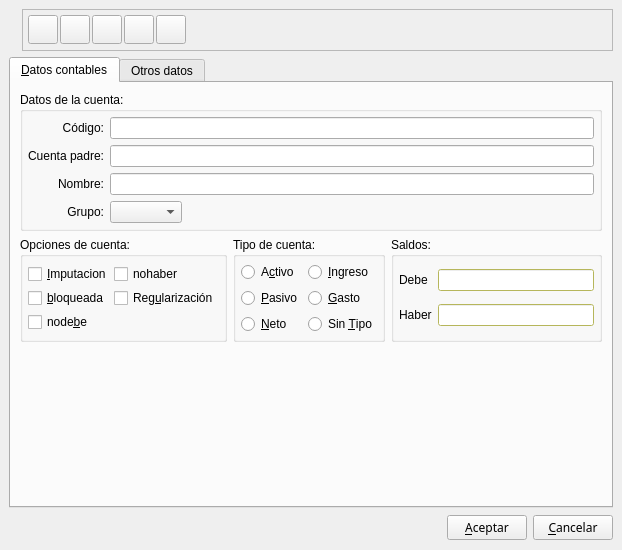
Before: the Qt Designer form bulmages/bulmacont/src/contabilidad/cuentabase.ui in eboladev/Bulmages-1, drawn with Qt 5.
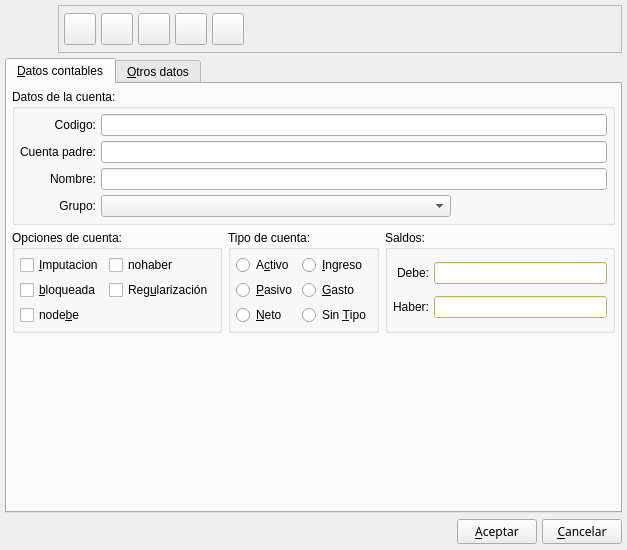
After: the same form once the commit is applied. Icons and pictures are not drawn.

```diff
--- a/bulmages/bulmacont/src/contabilidad/cuentabase.ui
+++ b/bulmages/bulmacont/src/contabilidad/cuentabase.ui
@@ -5,7 +5,7 @@
    <rect>
     <x>0</x>
     <y>0</y>
-    <width>622</width>
+    <width>627</width>
     <height>550</height>
    </rect>
   </property>
@@ -17,10 +17,10 @@
   </property>
   <layout class="QVBoxLayout" >
    <property name="margin" >
-    <number>9</number>
+    <number>5</number>
    </property>
    <property name="spacing" >
-    <number>6</number>
+    <number>5</number>
    </property>
    <item>
     <layout class="QHBoxLayout" >
@@ -28,7 +28,7 @@
       <number>0</number>
      </property>
      <property name="spacing" >
-      <number>6</number>
+      <number>5</number>
      </property>
      <item>
       <widget class="QLabel" name="pixmapLabel1" >
@@ -40,6 +40,18 @@
          <verstretch>0</verstretch>
         </sizepolicy>
        </property>
+       <property name="minimumSize" >
+        <size>
+         <width>48</width>
+         <height>48</height>
+        </size>
+       </property>
+       <property name="maximumSize" >
+        <size>
+         <width>48</width>
+         <height>48</height>
+        </size>
+       </property>
        <property name="pixmap" >
         <pixmap resource="../../../bulmages.qrc" >:/BulmaCont32x32/images/png/i_cuentas.xpm</pixmap>
        </property>
@@ -81,7 +93,7 @@
          <number>5</number>
         </property>
         <property name="spacing" >
-         <number>2</number>
+         <number>5</number>
         </property>
         <item>
          <widget class="QToolButton" name="mui_guardarasiento" >
@@ -93,6 +105,18 @@
             <verstretch>0</verstretch>
            </sizepolicy>
           </property>
+          <property name="minimumSize" >
+           <size>
+            <width>32</width>
+            <height>32</height>
+           </size>
+          </property>
+          <property name="maximumSize" >
+           <size>
+            <width>32</width>
+            <height>32</height>
+           </size>
+          </property>
           <property name="toolTip" >
            <string>Cerrar Asiento</string>
           </property>
@@ -126,6 +150,18 @@
             <verstretch>0</verstretch>
            </sizepolicy>
           </property>
+          <property name="minimumSize" >
+           <size>
+            <width>32</width>
+            <height>32</height>
+           </size>
+          </property>
+          <property name="maximumSize" >
+           <size>
+            <width>32</width>
+            <height>32</height>
+           </size>
+          </property>
           <property name="toolTip" >
            <string>Nuevo Asiento Ctrl+N</string>
           </property>
@@ -156,6 +192,18 @@
             <verstretch>0</verstretch>
            </sizepolicy>
           </property>
+          <property name="minimumSize" >
+           <size>
+            <width>32</width>
+            <height>32</height>
+           </size>
+          </property>
+          <property name="maximumSize" >
+           <size>
+            <width>32</width>
+            <height>32</height>
+           </size>
+          </property>
           <property name="toolTip" >
            <string>Duplicar Asiento</string>
           </property>
@@ -183,6 +231,18 @@
             <verstretch>0</verstretch>
            </sizepolicy>
           </property>
+          <property name="minimumSize" >
+           <size>
+            <width>32</width>
+            <height>32</height>
+           </size>
+          </property>
+          <property name="maximumSize" >
+           <size>
+            <width>32</width>
+            <height>32</height>
+           </size>
+          </property>
           <property name="toolTip" >
            <string>Cargar Asiento</string>
           </property>
@@ -210,6 +270,18 @@
             <verstretch>0</verstretch>
            </sizepolicy>
           </property>
+          <property name="minimumSize" >
+           <size>
+            <width>32</width>
+            <height>32</height>
+           </size>
+          </property>
+          <property name="maximumSize" >
+           <size>
+            <width>32</width>
+            <height>32</height>
+           </size>
+          </property>
           <property name="toolTip" >
            <string>Borrar Asiento</string>
           </property>
@@ -270,10 +342,10 @@
       </attribute>
       <layout class="QVBoxLayout" >
        <property name="margin" >
-        <number>9</number>
+        <number>5</number>
        </property>
        <property name="spacing" >
-        <number>6</number>
+        <number>5</number>
        </property>
        <item>
         <widget class="QGroupBox" name="groupBox_4" >
@@ -296,7 +368,7 @@
              <number>0</number>
             </property>
             <property name="spacing" >
-             <number>6</number>
+             <number>5</number>
             </property>
             <item row="3" column="1" >
              <widget class="QComboBox" name="combogrupos" >
@@ -308,6 +380,12 @@
                 <verstretch>0</verstretch>
                </sizepolicy>
               </property>
+              <property name="minimumSize" >
+               <size>
+                <width>350</width>
+                <height>0</height>
+               </size>
+              </property>
              </widget>
             </item>
             <item row="2" column="1" colspan="2" >
@@ -345,7 +423,7 @@
             <item row="0" column="0" >
              <widget class="QLabel" name="Codigo" >
               <property name="text" >
-               <string>Código:</string>
+               <string>Codigo:</string>
               </property>
               <property name="alignment" >
                <set>Qt::AlignRight|Qt::AlignTrailing|Qt::AlignVCenter</set>
@@ -415,7 +493,7 @@
                <number>0</number>
               </property>
               <property name="spacing" >
-               <number>2</number>
+               <number>5</number>
               </property>
               <item row="2" column="0" >
                <widget class="QCheckBox" name="nodebe" >
@@ -481,7 +559,7 @@
                <number>0</number>
               </property>
               <property name="spacing" >
-               <number>6</number>
+               <number>5</number>
               </property>
               <item row="2" column="0" >
                <widget class="QRadioButton" name="cuentaneto" >
@@ -557,7 +635,7 @@
                <number>0</number>
               </property>
               <property name="spacing" >
-               <number>6</number>
+               <number>5</number>
               </property>
               <item row="0" column="1" >
                <widget class="QLineEdit" name="debe" >
@@ -1049,14 +1127,20 @@
               <item row="0" column="0" >
                <widget class="QLabel" name="TextLabel3" >
                 <property name="text" >
-                 <string>Debe</string>
+                 <string>Debe:</string>
+                </property>
+                <property name="alignment" >
+                 <set>Qt::AlignRight|Qt::AlignTrailing|Qt::AlignVCenter</set>
                 </property>
                </widget>
               </item>
               <item row="1" column="0" >
                <widget class="QLabel" name="TextLabel3_2" >
                 <property name="text" >
-                 <string>Haber</string>
+                 <string>Haber:</string>
+                </property>
+                <property name="alignment" >
+                 <set>Qt::AlignRight|Qt::AlignTrailing|Qt::AlignVCenter</set>
                 </property>
                </widget>
               </item>
@@ -1571,14 +1655,14 @@
      </widget>
      <widget class="QWidget" name="tab" >
       <attribute name="title" >
-       <string>Otros datos</string>
+       <string>&amp;Otros datos</string>
       </attribute>
       <layout class="QGridLayout" >
        <property name="margin" >
-        <number>9</number>
+        <number>5</number>
        </property>
        <property name="spacing" >
-        <number>6</number>
+        <number>5</number>
        </property>
        <item row="7" column="0" colspan="5" >
         <widget class="QTextEdit" name="coments" />
@@ -1752,7 +1836,7 @@
       <number>0</number>
      </property>
      <property name="spacing" >
-      <number>6</number>
+      <number>5</number>
      </property>
      <item>
       <spacer>
```
Left out of the diff: 53 changed lines with no effect on the pictures.
